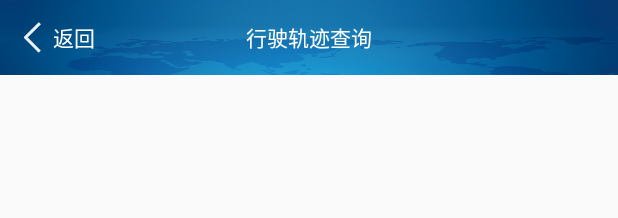
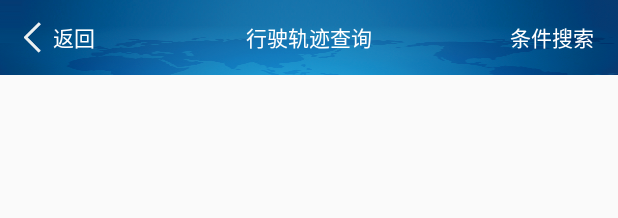
Before and after one commit to zhaozhentao/alert, an Android app: the layout driver_query_activity.xml on its own in the app's theme, with its tools: preview values and no code run, on a phone screen of 412 x 824 dp. Shown: the top 218 px of the screen. Run offline under Robolectric (Android 15) with nearby library versions, the phone set to English and light mode, and no system bars.

Commit message:
轨迹查询

```diff
--- a/app/src/main/res/layout/driver_query_activity.xml
+++ b/app/src/main/res/layout/driver_query_activity.xml
@@ -17,7 +17,8 @@
             android:text="@string/driver_query"/>
 
         <TextView
-            style="@style/wrap_width_wrap_height"/>
+            android:id="@+id/query"
+            style="@style/action_bar_right"
+            android:text="@string/tiaojian_query"/>
     </RelativeLayout>
-
 </LinearLayout>
--- a/app/src/main/res/values/strings.xml
+++ b/app/src/main/res/values/strings.xml
@@ -47,4 +47,10 @@
     <string name="do_query">查询</string>
     <string name="chepai_rfid">车牌/RFID号</string>
     <string name="car_info_query">查询</string>
+    <string name="tiaojian_query">条件搜索</string>
+    <string name="begin_date">开始日期</string>
+    <string name="begin_time">开始时间</string>
+    <string name="end_date">结束日期</string>
+    <string name="end_time">结束时间</string>
+    <string name="full_info">获取路径信息</string>
 </resources>
--- a/app/src/main/res/values/styles.xml
+++ b/app/src/main/res/values/styles.xml
@@ -154,4 +154,12 @@
         <item name="android:background">@null</item>
         <item name="android:gravity">center_vertical</item>
     </style>
+
+    <style name="action_bar_right" parent="wrap_width_match_height">
+        <item name="android:layout_alignParentRight">true</item>
+        <item name="android:gravity">center_vertical</item>
+        <item name="android:paddingRight">16dp</item>
+        <item name="android:paddingLeft">16dp</item>
+        <item name="android:textColor">@android:color/white</item>
+    </style>
 </resources>
```
Also changed, not shown: app/src/main/java/com/wanico/app/ui/fragment/DriverQueryActivity.java (+33 -1 lines), app/src/main/res/layout/dialog_car_driver_query.xml (added, +54 -0 lines), app/src/main/res/layout/duka_manager_activity.xml (+2 -6 lines).
